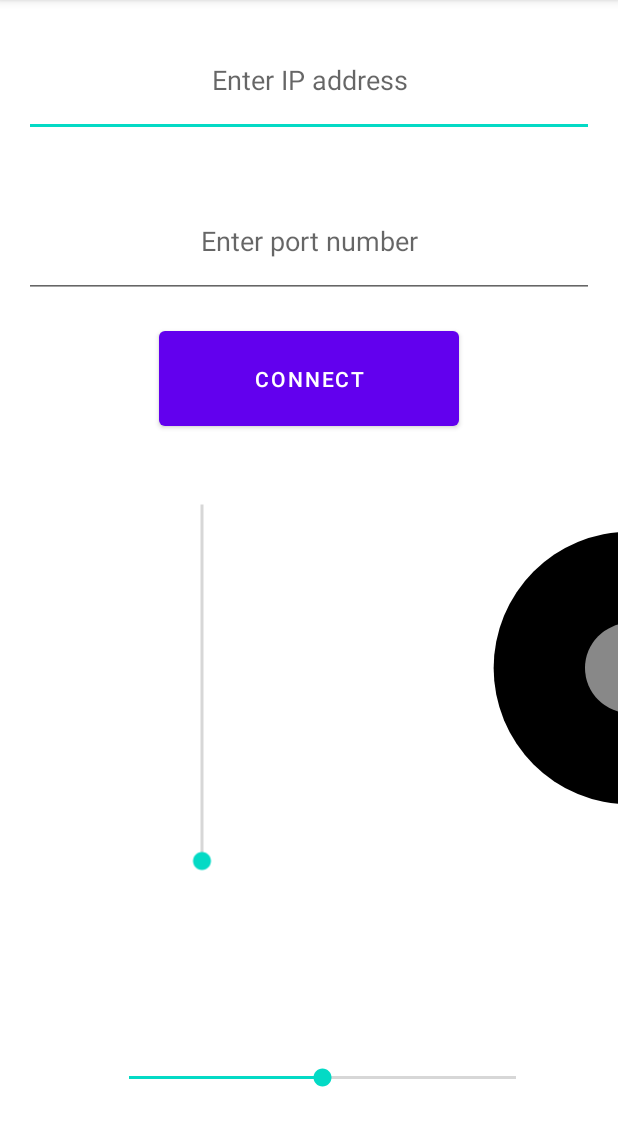
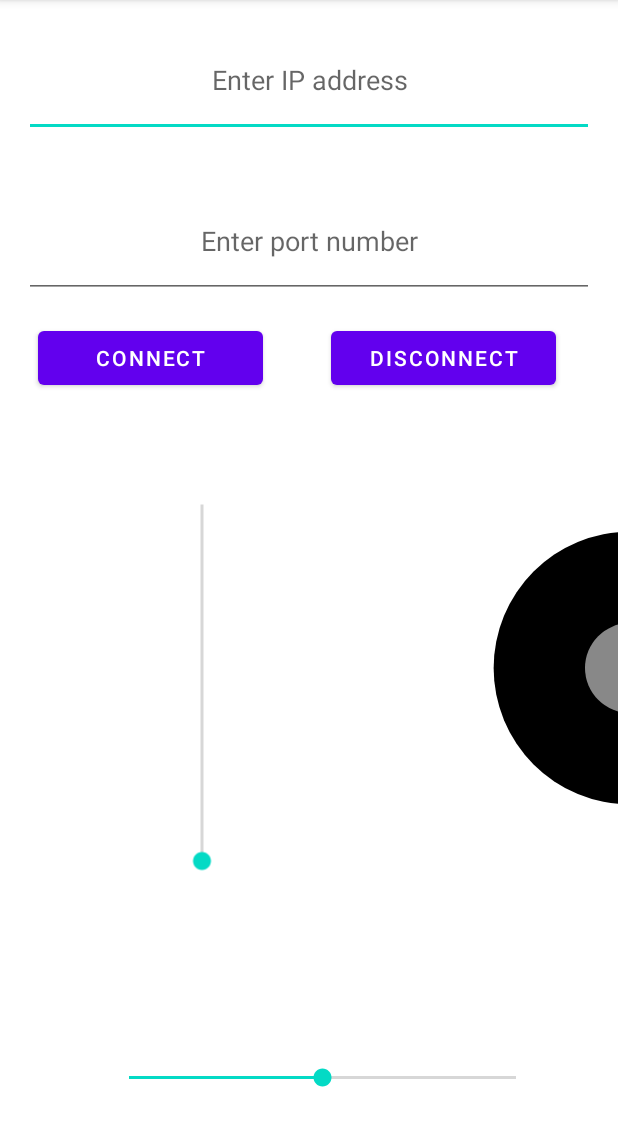
Before and after one commit to nicole257/AndroidFlightController, an Android app: the screen it shows after launch (MainActivity), on a phone screen of 412 x 824 dp, the part 84-1230 px from its top. Run offline under Robolectric (Android 15) with nearby library versions, the phone set to English and light mode, and no system bars.

Commit message:
add disconnect button

```diff
--- a/app/src/main/res/layout/activity_main.xml
+++ b/app/src/main/res/layout/activity_main.xml
@@ -38,17 +38,27 @@
         android:visibility="invisible"
         />
 
+<LinearLayout
+    android:layout_width="match_parent"
+    android:layout_height="0dp"
+    android:layout_weight="1"
+    android:layout_gravity="center"
+    android:orientation="horizontal">
+
     <Button
         android:id="@+id/connect_button"
-        android:layout_height="0dp"
-        android:layout_width="200dp"
-        android:layout_gravity="center"
-        android:layout_weight="1"
+        android:layout_height="wrap_content"
+        android:layout_width="150dp"
+        android:layout_marginHorizontal="25dp"
         android:text="@string/connect" />
     <Button
         android:id="@+id/disconnect_button"
-        android:layout_width="0dp"
-        android:layout_height="0dp" />
+        android:layout_width="150dp"
+        android:layout_height="wrap_content"
+        android:layout_marginHorizontal="20dp"
+        android:text="@string/disconnect" />
+</LinearLayout>
+
     <LinearLayout
         android:layout_width="match_parent"
         android:layout_height="0dp"
```
